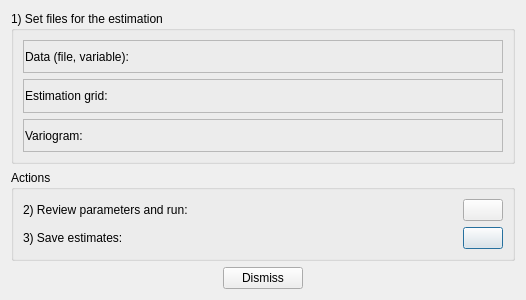
The window that dialogs/factorialkrigingdialog.ui (PauloCarvalhoRJ/gammaray) describes before a commit, drawn with Qt 5.
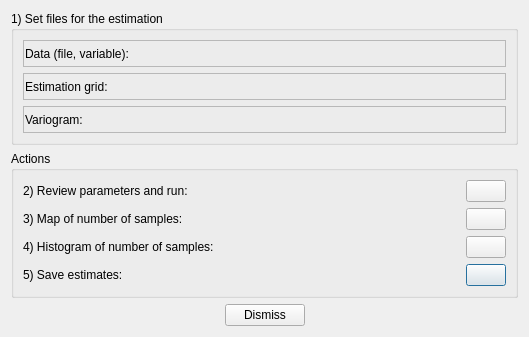
The same window after the commit. Icons and pictures are not drawn.

Commit message: FK: showing the number of samples map and histogram are optional (separate buttons).

```diff
--- a/dialogs/factorialkrigingdialog.ui
+++ b/dialogs/factorialkrigingdialog.ui
@@ -6,8 +6,8 @@
    <rect>
     <x>0</x>
     <y>0</y>
-    <width>526</width>
-    <height>300</height>
+    <width>529</width>
+    <height>337</height>
    </rect>
   </property>
   <property name="windowTitle">
@@ -134,7 +134,7 @@
       <string>Actions</string>
      </property>
      <layout class="QGridLayout" name="gridLayout">
-      <item row="1" column="1">
+      <item row="3" column="1">
        <widget class="QPushButton" name="btnSave">
         <property name="text">
          <string/>
@@ -172,7 +172,7 @@
         </property>
        </widget>
       </item>
-      <item row="1" column="0">
+      <item row="3" column="0">
        <widget class="QLabel" name="label_7">
         <property name="sizePolicy">
          <sizepolicy hsizetype="MinimumExpanding" vsizetype="Preferred">
@@ -181,7 +181,43 @@
          </sizepolicy>
         </property>
         <property name="text">
-         <string>3) Save estimates:</string>
+         <string>5) Save estimates:</string>
+        </property>
+       </widget>
+      </item>
+      <item row="1" column="0">
+       <widget class="QLabel" name="label_3">
+        <property name="text">
+         <string>3) Map of number of samples:</string>
+        </property>
+       </widget>
+      </item>
+      <item row="1" column="1">
+       <widget class="QPushButton" name="btnShowNSamplesMap">
+        <property name="text">
+         <string/>
+        </property>
+        <property name="icon">
+         <iconset resource="../resources.qrc">
+          <normaloff>:/icons32/faciesmap32</normaloff>:/icons32/faciesmap32</iconset>
+        </property>
+       </widget>
+      </item>
+      <item row="2" column="0">
+       <widget class="QLabel" name="label_6">
+        <property name="text">
+         <string>4) Histogram of number of samples:</string>
+        </property>
+       </widget>
+      </item>
+      <item row="2" column="1">
+       <widget class="QPushButton" name="btnHistogramNSamples">
+        <property name="text">
+         <string/>
+        </property>
+        <property name="icon">
+         <iconset resource="../resources.qrc">
+          <normaloff>:/icons32/histo32</normaloff>:/icons32/histo32</iconset>
         </property>
        </widget>
       </item>
```
Left out of the diff: 41 changed lines with no effect on the pictures. The commit also changes 2 other files.
